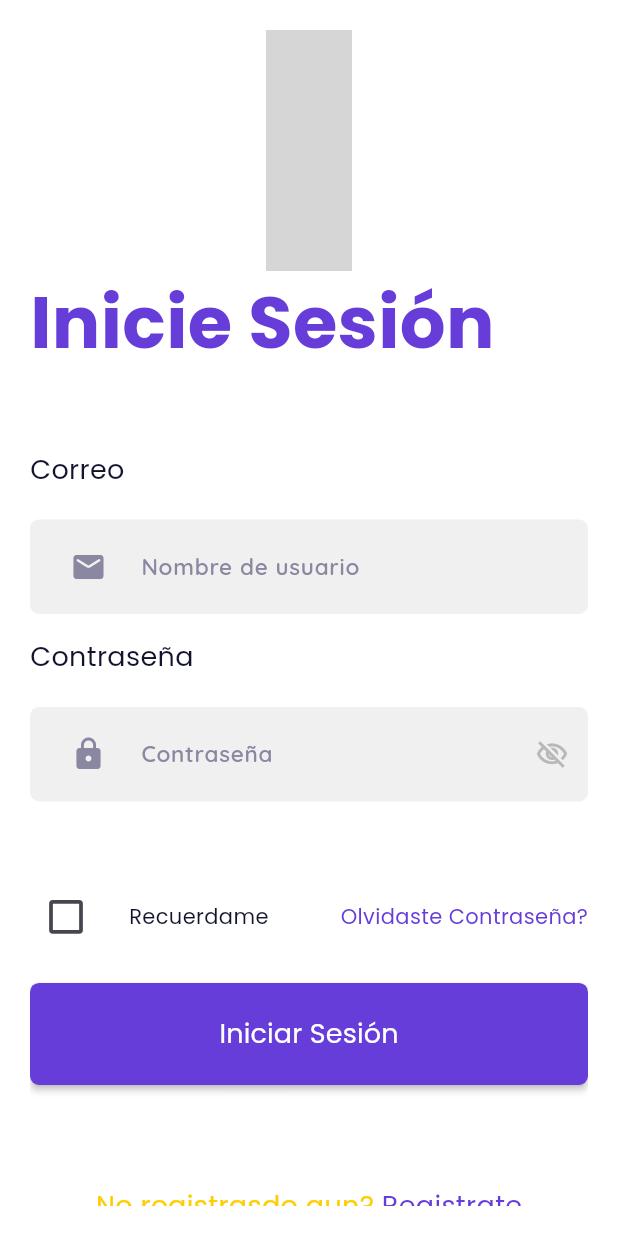
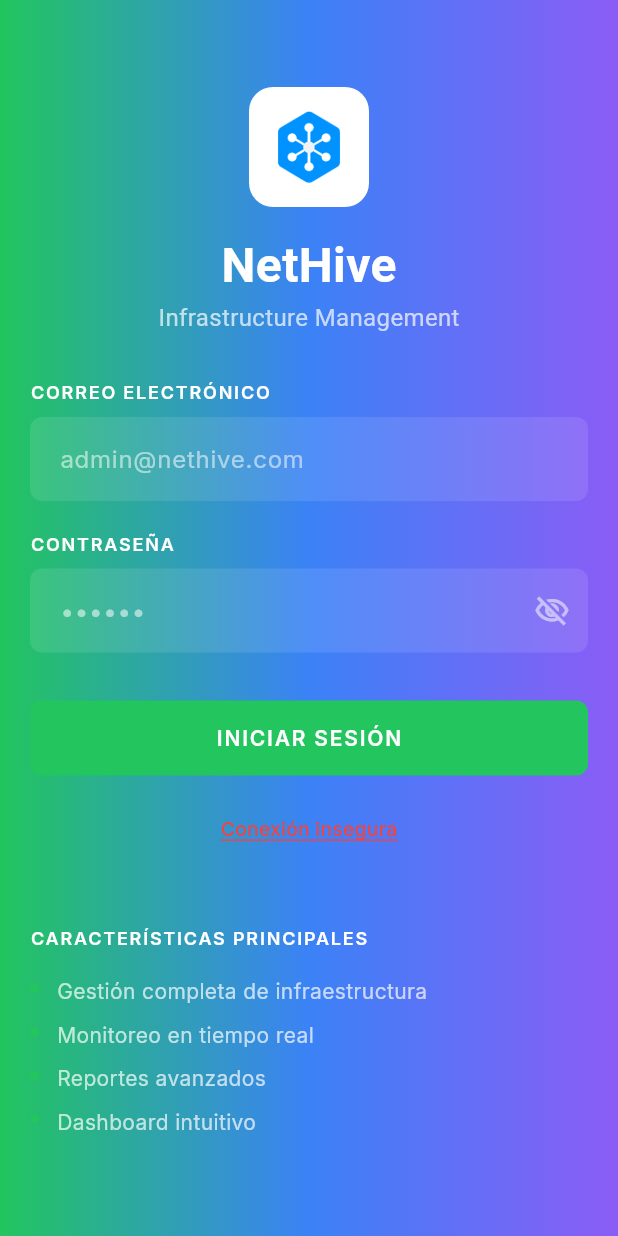
Before and after one commit to Adrinc/taller_alex_cliente_app, a Flutter app: the screen it shows after launch, on a phone screen of 412 x 824 dp. Run offline on Flutter 3.47's test engine with Material 3 defaults, Android fonts, the phone set to English and light mode, and no system bars; drawn by our look-alikes of auto_size_text; our stand-ins replace email_validator, flutter_secure_storage, fluttertoast, go_router, google_fonts, image_picker and 3 more; missing offline and left inert: dart_jsonwebtoken, flutter_portal, flutter_side_menu, pluto_grid, random_password_generator; accounts and stored records are empty; grey boxes are pictures that could not be loaded.

Commit message:
login modificado primera version

```diff
--- a/lib/pages/login_page/login_page.dart
+++ b/lib/pages/login_page/login_page.dart
@@ -2,8 +2,6 @@ import 'package:flutter/material.dart';
 
 import 'package:nethive_neo/models/users/token.dart';
 import 'package:nethive_neo/pages/login_page/widgets/login_form.dart';
-import 'package:nethive_neo/pages/login_page/widgets/right_image.dart';
-import 'package:nethive_neo/theme/theme.dart';
 
 class LoginPage extends StatefulWidget {
   const LoginPage({
@@ -23,51 +21,169 @@ class _LoginPageState extends State<LoginPage> {
   @override
   Widget build(BuildContext context) {
     return Scaffold(
-      backgroundColor: AppTheme.of(context).primaryBackground,
       key: scaffoldKey,
       body: GestureDetector(
         onTap: () => FocusScope.of(context).unfocus(),
         child: LayoutBuilder(
           builder: (context, constraints) {
-            if (constraints.maxWidth < 600) {
-              return Padding(
-                padding: const EdgeInsets.all(20),
-                child: Container(
+            if (constraints.maxWidth < 768) {
+              // Vista móvil - fondo degradado completo
+              return Container(
                 width: double.infinity,
                 height: double.infinity,
+                decoration: const BoxDecoration(
+                  gradient: LinearGradient(
+                    begin: Alignment.centerLeft,
+                    end: Alignment.centerRight,
+                    colors: [
+                      Color(0xFF22C55E), // Verde izquierda
+                      Color(0xFF3B82F6), // Azul centro
+                      Color(0xFF8B5CF6), // Morado derecha
+                    ],
+                  ),
+                ),
+                child: SingleChildScrollView(
+                  child: Container(
+                    constraints: BoxConstraints(
+                      minHeight: MediaQuery.of(context).size.height,
+                    ),
+                    padding: const EdgeInsets.all(20),
+                    child: Column(
+                      mainAxisAlignment: MainAxisAlignment.center,
+                      children: [
+                        // Logo NetHive para móvil
+                        Container(
+                          margin: const EdgeInsets.only(bottom: 30),
+                          child: Column(
+                            children: [
+                              Container(
+                                width: 80,
+                                height: 80,
                                 decoration: BoxDecoration(
-                    color: AppTheme.of(context).primaryBackground,
-                    borderRadius: BorderRadius.circular(19),
+                                  color: Colors.white,
+                                  borderRadius: BorderRadius.circular(16),
                                 ),
-                  child: Center(
-                    child: LoginForm(),
+                                child: Padding(
+                                  padding: const EdgeInsets.all(16),
+                                  child: Image.asset(
+                                    'assets/images/favicon.png',
+                                    fit: BoxFit.contain,
+                                  ),
+                                ),
+                              ),
+                              const SizedBox(height: 16),
+                              const Text(
+                                'NetHive',
+                                style: TextStyle(
+                                  fontSize: 32,
+                                  fontWeight: FontWeight.bold,
+                                  color: Colors.white,
+                                ),
+                              ),
+                              const Text(
+                                'Infrastructure Management',
+                                style: TextStyle(
+                                  fontSize: 16,
+                                  color: Colors.white70,
+                                ),
+                              ),
+                            ],
+                          ),
+                        ),
+                        const LoginForm(),
+                      ],
+                    ),
                   ),
                 ),
               );
             } else {
-              return Padding(
-                padding: const EdgeInsets.all(10),
-                child: Stack(
+              // Vista desktop - columna izquierda sólida, derecha degradado
+              return Row(
                 children: [
-                    Container(
-                      width: double.infinity,
-                      height: double.infinity,
-                      decoration: BoxDecoration(
-                        color: AppTheme.of(context).primaryBackground,
-                        borderRadius: BorderRadius.circular(19),
+                  // Lado izquierdo - Formulario (fondo sólido)
+                  Expanded(
+                    flex: 1,
+                    child: Container(
+                      color:
+                          const Color(0xFF1E293B), // Fondo sólido azul oscuro
+                      padding: const EdgeInsets.symmetric(
+                          horizontal: 60, vertical: 40),
+                      child: Center(
+                        child: SingleChildScrollView(
+                          child: ConstrainedBox(
+                            constraints: const BoxConstraints(maxWidth: 400),
+                            child: const LoginForm(),
                           ),
                         ),
-                    const Positioned(
-                      top: 101,
-                      left: 109,
-                      child: LoginForm(),
                       ),
-                    const Positioned(
-                      right: 0,
-                      child: RightImageWidget(),
-                    )
+                    ),
+                  ),
+                  // Lado derecho - Logo (con degradado)
+                  Expanded(
+                    flex: 1,
+                    child: Container(
+                      decoration: const BoxDecoration(
+                        gradient: LinearGradient(
+                          begin: Alignment.centerLeft,
+                          end: Alignment.centerRight,
+                          colors: [
+                            Color(0xFF22C55E), // Verde izquierda
+                            Color(0xFF3B82F6), // Azul centro
+                            Color(0xFF8B5CF6), // Morado derecha
                           ],
                         ),
+                      ),
+                      padding: const EdgeInsets.all(60),
+                      child: Column(
+                        mainAxisAlignment: MainAxisAlignment.center,
+                        crossAxisAlignment: CrossAxisAlignment.center,
+                        children: [
+                          // Logo NetHive
+                          Container(
+                            width: 120,
+                            height: 120,
+                            decoration: BoxDecoration(
+                              color: Colors.white,
+                              borderRadius: BorderRadius.circular(24),
+                              boxShadow: [
+                                BoxShadow(
+                                  color: Colors.black.withOpacity(0.1),
+                                  blurRadius: 20,
+                                  offset: const Offset(0, 10),
+                                ),
+                              ],
+                            ),
+                            child: Padding(
+                              padding: const EdgeInsets.all(24),
+                              child: Image.asset(
+                                'assets/images/favicon.png',
+                                fit: BoxFit.contain,
+                              ),
+                            ),
+                          ),
+                          const SizedBox(height: 32),
+                          const Text(
+                            'NetHive',
+                            style: TextStyle(
+                              fontSize: 48,
+                              fontWeight: FontWeight.bold,
+                              color: Colors.white,
+                            ),
+                          ),
+                          const SizedBox(height: 8),
+                          const Text(
+                            'Infrastructure Management',
+                            style: TextStyle(
+                              fontSize: 18,
+                              color: Colors.white70,
+                              fontWeight: FontWeight.w300,
+                            ),
+                          ),
+                        ],
+                      ),
+                    ),
+                  ),
+                ],
               );
             }
           },
--- a/lib/pages/login_page/widgets/login_form.dart
+++ b/lib/pages/login_page/widgets/login_form.dart
@@ -9,7 +9,6 @@ import 'package:provider/provider.dart';
 
 import 'package:nethive_neo/helpers/globals.dart';
 import 'package:nethive_neo/helpers/supabase/queries.dart';
-import 'package:nethive_neo/pages/widgets/custom_button.dart';
 import 'package:nethive_neo/providers/providers.dart';
 import 'package:nethive_neo/services/api_error_handler.dart';
 import 'package:nethive_neo/theme/theme.dart';
@@ -28,8 +27,6 @@ class _LoginFormState extends State<LoginForm> {
   @override
   Widget build(BuildContext context) {
     final UserState userState = Provider.of<UserState>(context);
-    double height = MediaQuery.of(context).size.height / 1024;
-    double width = MediaQuery.of(context).size.width / 1440;
 
     Future<void> login() async {
       //Login
@@ -101,41 +98,74 @@ class _LoginFormState extends State<LoginForm> {
       }
     }
 
-    return SizedBox(
-      width: 521,
-      child: SingleChildScrollView(
+    return Container(
+      width: double.infinity,
+      constraints: const BoxConstraints(maxWidth: 400),
       child: Form(
         key: formKey,
         child: Column(
           crossAxisAlignment: CrossAxisAlignment.start,
-            mainAxisSize: MainAxisSize.min,
           children: [
-              Center(
+            // Logo NetHive para formulario (solo en desktop)
+            MediaQuery.of(context).size.width >= 768
+                ? Container(
+                    margin: const EdgeInsets.only(bottom: 40),
+                    child: Row(
+                      children: [
+                        Container(
+                          width: 40,
+                          height: 40,
+                          decoration: BoxDecoration(
+                            color: const Color(0xFF3B82F6),
+                            borderRadius: BorderRadius.circular(8),
+                          ),
+                          child: Padding(
+                            padding: const EdgeInsets.all(8),
                             child: Image.asset(
-                  AppTheme.themeMode == ThemeMode.light
-                      ? 'assets/images/logo_lu.jpeg'
-                      : 'assets/images/logo_lu.jpeg',
-                  filterQuality: FilterQuality.high,
+                              'assets/images/favicon.png',
                               fit: BoxFit.contain,
-                  alignment: Alignment.centerLeft,
-                  width: width * 200,
-                  height: height * 200,
+                            ),
+                          ),
+                        ),
+                        const SizedBox(width: 12),
+                        Column(
+                          crossAxisAlignment: CrossAxisAlignment.start,
+                          children: [
+                            Text(
+                              'Bienvenido a NetHive',
+                              style: GoogleFonts.inter(
+                                fontSize: 24,
+                                fontWeight: FontWeight.bold,
+                                color: Colors.white,
                               ),
                             ),
                             Text(
-                'Inicie Sesión',
-                textAlign: TextAlign.start,
-                style: AppTheme.of(context).title3.override(
-                      fontFamily: AppTheme.of(context).title3Family,
-                      color: AppTheme.of(context).primaryColor,
+                              'Plataforma de Gestión de Infraestructura',
+                              style: GoogleFonts.inter(
+                                fontSize: 14,
+                                color: Colors.white70,
                               ),
                             ),
-              const SizedBox(height: 50.32),
+                          ],
+                        ),
+                      ],
+                    ),
+                  )
+                : const SizedBox(),
+
+            // Título
             Text(
-                'Correo',
-                style: AppTheme.of(context).bodyText2,
+              'CORREO ELECTRÓNICO',
+              style: GoogleFonts.inter(
+                fontSize: 12,
+                fontWeight: FontWeight.w600,
+                color: Colors.white,
+                letterSpacing: 1.2,
               ),
-              const SizedBox(height: 20),
+            ),
+            const SizedBox(height: 8),
+
+            // Campo de email
             TextFormField(
               controller: userState.emailController,
               onFieldSubmitted: (value) async {
@@ -152,18 +182,44 @@ class _LoginFormState extends State<LoginForm> {
                 }
                 return null;
               },
-                decoration: _buildInputDecoration('Nombre de usuario'),
-                style: AppTheme.of(context).bodyText3.override(
-                      fontFamily: AppTheme.of(context).bodyText3Family,
-                      color: AppTheme.of(context).primaryText,
+              style: GoogleFonts.inter(
+                color: Colors.white,
+                fontSize: 16,
+              ),
+              decoration: InputDecoration(
+                hintText: 'admin@nethive.com',
+                hintStyle: GoogleFonts.inter(
+                  color: Colors.white54,
+                  fontSize: 16,
+                ),
+                filled: true,
+                fillColor: Colors.white.withOpacity(0.1),
+                border: OutlineInputBorder(
+                  borderRadius: BorderRadius.circular(8),
+                  borderSide: BorderSide.none,
+                ),
+                contentPadding: const EdgeInsets.symmetric(
+                  horizontal: 16,
+                  vertical: 16,
                 ),
               ),
-              const SizedBox(height: 16),
+            ),
+
+            const SizedBox(height: 20),
+
+            // Título contraseña
             Text(
-                'Contraseña',
-                style: AppTheme.of(context).bodyText2,
+              'CONTRASEÑA',
+              style: GoogleFonts.inter(
+                fontSize: 12,
+                fontWeight: FontWeight.w600,
+                color: Colors.white,
+                letterSpacing: 1.2,
               ),
-              const SizedBox(height: 20),
+            ),
+            const SizedBox(height: 8),
+
+            // Campo de contraseña
             TextFormField(
               controller: userState.passwordController,
               obscureText: !passwordVisibility,
@@ -179,179 +235,147 @@ class _LoginFormState extends State<LoginForm> {
                 }
                 return null;
               },
-                decoration:
-                    _buildInputDecoration('Contraseña', isPassword: true),
-                style: AppTheme.of(context).bodyText3.override(
-                      fontFamily: AppTheme.of(context).bodyText3Family,
-                      color: AppTheme.of(context).primaryText,
+              style: GoogleFonts.inter(
+                color: Colors.white,
+                fontSize: 16,
               ),
+              decoration: InputDecoration(
+                hintText: '••••••',
+                hintStyle: GoogleFonts.inter(
+                  color: Colors.white54,
+                  fontSize: 16,
                 ),
-              const SizedBox(height: 53),
-              Row(
-                mainAxisSize: MainAxisSize.max,
-                crossAxisAlignment: CrossAxisAlignment.center,
-                children: [
-                  Transform.scale(
-                    scale: 1.25,
-                    child: Checkbox(
-                      value: userState.recuerdame,
-                      activeColor: AppTheme.of(context).primaryColor,
-                      onChanged: (value) async {
-                        await userState.updateRecuerdame();
-                      },
-                      splashRadius: 0,
+                filled: true,
+                fillColor: Colors.white.withOpacity(0.1),
+                border: OutlineInputBorder(
+                  borderRadius: BorderRadius.circular(8),
+                  borderSide: BorderSide.none,
                 ),
+                contentPadding: const EdgeInsets.symmetric(
+                  horizontal: 16,
+                  vertical: 16,
                 ),
-                  const SizedBox(width: 18),
-                  InkWell(
-                    onTap: () async {
-                      await userState.updateRecuerdame();
-                    },
-                    child: Text(
-                      'Recuerdame',
-                      style: AppTheme.of(context).bodyText3,
+                suffixIcon: IconButton(
+                  icon: Icon(
+                    passwordVisibility
+                        ? Icons.visibility_outlined
+                        : Icons.visibility_off_outlined,
+                    color: Colors.white54,
                   ),
-                  ),
-                  const Spacer(),
-                  InkWell(
-                    onTap: () {},
-                    child: Text(
-                      'Olvidaste Contraseña?',
-                      style: AppTheme.of(context).bodyText3.override(
-                            fontFamily: AppTheme.of(context).bodyText3Family,
-                            color: AppTheme.of(context).primaryColor,
+                  onPressed: () => setState(
+                    () => passwordVisibility = !passwordVisibility,
                   ),
                 ),
               ),
-                ],
             ),
-              const SizedBox(height: 20),
-              CustomButton(
+
+            const SizedBox(height: 32),
+
+            // Botón de iniciar sesión
+            SizedBox(
+              width: double.infinity,
+              height: 50,
+              child: ElevatedButton(
                 onPressed: () async {
                   if (!formKey.currentState!.validate()) {
                     return;
                   }
                   await login();
                 },
-                text: 'Iniciar Sesión',
-                options: ButtonOptions(
-                  width: double.infinity,
-                  height: 68,
-                  color: AppTheme.of(context).primaryColor,
-                  textStyle: AppTheme.of(context).bodyText2.override(
-                        fontFamily: AppTheme.of(context).bodyText3Family,
-                        color: AppTheme.of(context).primaryBackground,
+                style: ElevatedButton.styleFrom(
+                  backgroundColor: const Color(0xFF22C55E),
+                  shape: RoundedRectangleBorder(
+                    borderRadius: BorderRadius.circular(8),
                   ),
-                  borderRadius: BorderRadius.circular(6),
+                  elevation: 0,
+                ),
+                child: Text(
+                  'INICIAR SESIÓN',
+                  style: GoogleFonts.inter(
+                    fontSize: 14,
+                    fontWeight: FontWeight.w600,
+                    color: Colors.white,
+                    letterSpacing: 1.2,
                   ),
                 ),
-              const SizedBox(height: 68),
-              Row(
-                mainAxisAlignment: MainAxisAlignment.center,
-                children: [
-                  Text(
-                    'No registrasdo aun? ',
-                    style: AppTheme.of(context).bodyText2.override(
-                          fontFamily: AppTheme.of(context).bodyText2Family,
-                          color: AppTheme.of(context).alternate,
               ),
             ),
-                  InkWell(
-                    onTap: () {},
+
+            const SizedBox(height: 12),
+
+            // Enlace "Conexión insegura"
+            Center(
+              child: TextButton(
+                onPressed: () {},
                 child: Text(
-                      'Registrate',
-                      style: AppTheme.of(context).bodyText2.override(
-                            fontFamily: AppTheme.of(context).bodyText2Family,
-                            color: AppTheme.of(context).primaryColor,
+                  'Conexión insegura',
+                  style: GoogleFonts.inter(
+                    color: const Color(0xFFEF4444),
+                    fontSize: 13,
+                    decoration: TextDecoration.underline,
+                    decorationColor: const Color(0xFFEF4444),
+                  ),
+                ),
+              ),
+            ),
+
+            const SizedBox(height: 40),
+
+            // Características principales
+            Text(
+              'CARACTERÍSTICAS PRINCIPALES',
+              style: GoogleFonts.inter(
+                fontSize: 12,
+                fontWeight: FontWeight.w600,
+                color: Colors.white,
+                letterSpacing: 1.2,
+              ),
+            ),
+            const SizedBox(height: 16),
+
+            // Lista de características
+            Column(
+              crossAxisAlignment: CrossAxisAlignment.start,
+              children: [
+                _buildFeatureItem('Gestión completa de infraestructura'),
+                _buildFeatureItem('Monitoreo en tiempo real'),
+                _buildFeatureItem('Reportes avanzados'),
+                _buildFeatureItem('Dashboard intuitivo'),
+              ],
+            ),
+          ],
+        ),
+      ),
+    );
+  }
+
+  Widget _buildFeatureItem(String text) {
+    return Padding(
+      padding: const EdgeInsets.only(bottom: 8),
+      child: Row(
+        crossAxisAlignment: CrossAxisAlignment.start,
+        children: [
+          Container(
+            margin: const EdgeInsets.only(top: 6, right: 12),
+            width: 6,
+            height: 6,
+            decoration: const BoxDecoration(
+              color: Color(0xFF22C55E),
+              shape: BoxShape.circle,
+            ),
+          ),
+          Expanded(
+            child: Text(
+              text,
+              style: GoogleFonts.inter(
+                color: Colors.white70,
+                fontSize: 14,
+                height: 1.5,
               ),
             ),
           ),
         ],
       ),
-              Row(
-                mainAxisAlignment: MainAxisAlignment.center,
-                children: [
-                  const Icon(
-                    Icons.copyright,
-                    size: 16,
-                    color: Color(0xFF99B2C6),
-                  ),
-                  const SizedBox(width: 12),
-                  Text(
-                    'Copyright CB Luna 2024',
-                    style: AppTheme.of(context).bodyText3.override(
-                          fontFamily: AppTheme.of(context).bodyText3Family,
-                          color: AppTheme.of(context).alternate,
-                        ),
-                  ),
-                ],
-              ),
-            ],
-          ),
-        ),
-      ),
-    );
-  }
-
-  InputDecoration _buildInputDecoration(String label,
-      {bool isPassword = false}) {
-    Widget? suffixIcon;
-    if (isPassword) {
-      suffixIcon = InkWell(
-        onTap: () => setState(
-          () => passwordVisibility = !passwordVisibility,
-        ),
-        focusNode: FocusNode(skipTraversal: true),
-        child: Icon(
-          passwordVisibility
-              ? Icons.visibility_outlined
-              : Icons.visibility_off_outlined,
-          color: const Color(0xFFB8B8B8),
-          size: 22,
-        ),
-      );
-    }
-    return InputDecoration(
-      hintText: label,
-      filled: true,
-      // isDense: true,
-      contentPadding: const EdgeInsets.symmetric(horizontal: 27, vertical: 20),
-      fillColor: AppTheme.of(context).tertiaryBackground,
-      hintStyle: GoogleFonts.quicksand(
-        fontWeight: FontWeight.w600,
-        fontSize: 15,
-        color: AppTheme.of(context).hintText,
-      ),
-      enabledBorder: OutlineInputBorder(
-        borderRadius: BorderRadius.circular(6),
-        borderSide: const BorderSide(
-          color: Colors.transparent,
-          width: 1,
-        ),
-      ),
-      focusedBorder: OutlineInputBorder(
-        borderRadius: BorderRadius.circular(6),
-        borderSide: const BorderSide(
-          color: Colors.transparent,
-          width: 1,
-        ),
-      ),
-      errorBorder: OutlineInputBorder(
-        borderRadius: BorderRadius.circular(6),
-        borderSide: const BorderSide(
-          color: Colors.red,
-          width: 1,
-        ),
-      ),
-      prefixIcon: Padding(
-        padding: const EdgeInsets.only(left: 27, right: 19),
-        child: Icon(
-          isPassword ? Icons.lock : Icons.mail_rounded,
-          size: 24,
-          color: AppTheme.of(context).hintText,
-        ),
-      ),
-      suffixIcon: suffixIcon,
     );
   }
 }
```
Also changed, not shown: assets/images/favicon.png (added), assets/images/logo_nh.png (added), assets/images/logo_nh_b.png (added), assets/referencia/loginpage.png (added). Lines whose indentation alone changed are shown as unchanged.
